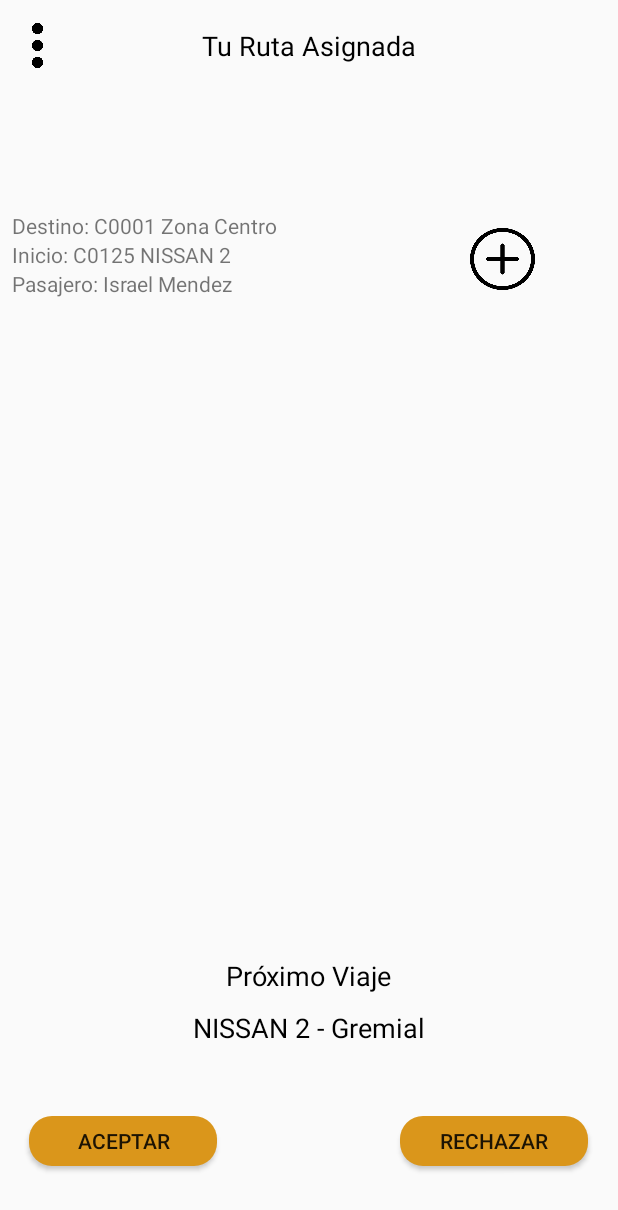
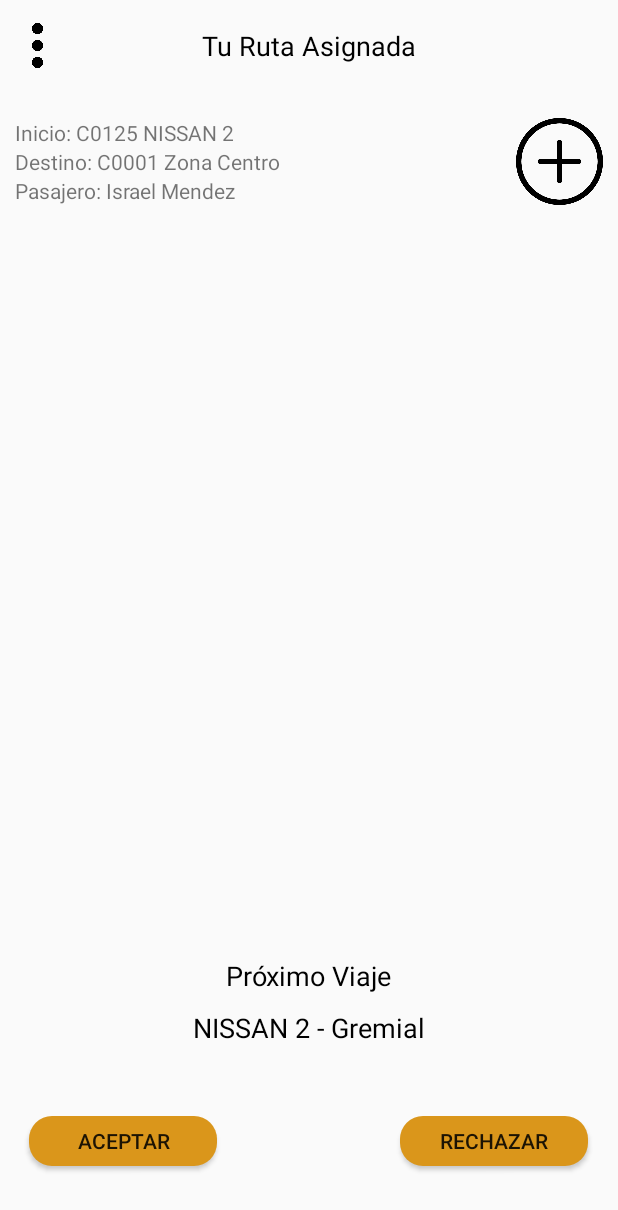
Before and after one commit to VAHYA-SOLUCIONES/Proyecto-TE, an Android app: the Ruta screen opened directly, with no data from a screen before it, on a phone screen of 412 x 824 dp. Shown: the top 1210 px of the screen. Run offline under Robolectric (Android 15) with nearby library versions, the phone set to English and light mode, and no system bars.

Commit message:
Update con APK y 2 marcadores en mapa, pantallas responsivas para diferents resoluciones también

```diff
--- a/TaxiExpress2/app/build.gradle
+++ b/TaxiExpress2/app/build.gradle
@@ -22,7 +22,10 @@ android {
             proguardFiles getDefaultProguardFile('proguard-android-optimize.txt'), 'proguard-rules.pro'
         }
     }
-
+    /*compileOptions {
+        sourceCompatibility JavaVersion.VERSION_1_8
+        targetCompatibility JavaVersion.VERSION_1_8
+    }*/ // Por si sale un error
 }
 
 dependencies {
@@ -36,4 +39,7 @@ dependencies {
     testImplementation 'junit:junit:4.12'
     androidTestImplementation 'androidx.test.ext:junit:1.1.1'
     androidTestImplementation 'androidx.test.espresso:espresso-core:3.2.0'
+
+    //Mapbox dependences
+    //implementation 'com.mapbox.mapboxsdk:mapbox-android-sdk:9.0.0'
 }
--- a/TaxiExpress2/app/src/main/java/com/example/taxiexpress2/Login.kt
+++ b/TaxiExpress2/app/src/main/java/com/example/taxiexpress2/Login.kt
@@ -28,12 +28,17 @@ class Login : AppCompatActivity() {
         btnIngresar.setOnClickListener {
             username = editTextUser?.text.toString()
             password = editTextContra?.text.toString()
+
             if (username == "Juan" && password == "1234"){
                 bienvenida.putExtra("Nombre",username)//Envio de datos al siguiente Activity mediante Intent=bienvenida
                 startActivity(bienvenida) //start Activity
                 finish()//Cierra la Actividad
             }
             else Toast.makeText(this,"Usuario o contraseña incorrecto",Toast.LENGTH_SHORT).show()
+
+            bienvenida.putExtra("Nombre",username)//Envio de datos al siguiente Activity mediante Intent=bienvenida
+            //startActivity(bienvenida) //start Activity
+            //finish()//Cierra la Actividad
         }
         //para mostrar/esconder el password
         showcontra.setOnClickListener{
--- a/TaxiExpress2/app/src/main/java/com/example/taxiexpress2/MapaViajes.kt
+++ b/TaxiExpress2/app/src/main/java/com/example/taxiexpress2/MapaViajes.kt
@@ -1,6 +1,7 @@
 package com.example.taxiexpress2
 
 import android.content.pm.PackageManager
+import android.graphics.Color
 import android.location.Location
 import androidx.appcompat.app.AppCompatActivity
 import android.os.Bundle
@@ -12,10 +13,7 @@ import com.google.android.gms.maps.CameraUpdateFactory
 import com.google.android.gms.maps.GoogleMap
 import com.google.android.gms.maps.OnMapReadyCallback
 import com.google.android.gms.maps.SupportMapFragment
-import com.google.android.gms.maps.model.BitmapDescriptorFactory
-import com.google.android.gms.maps.model.LatLng
-import com.google.android.gms.maps.model.Marker
-import com.google.android.gms.maps.model.MarkerOptions
+import com.google.android.gms.maps.model.*
 import java.sql.ClientInfoStatus
 
 class MapaViajes : AppCompatActivity(), OnMapReadyCallback, GoogleMap.OnMarkerClickListener {
@@ -54,7 +52,7 @@ class MapaViajes : AppCompatActivity(), OnMapReadyCallback, GoogleMap.OnMarkerCl
     override fun onMapReady(googleMap: GoogleMap) {
         mMap = googleMap
         // Add a marker in Sydney and move the camera
-        /*val sydney = LatLng(-34.0, 151.0)
+        /*val sydney = LatLng(-34.0, 151.0)}
         mMap.addMarker(MarkerOptions().position(sydney).title("Marker in Sydney"))
         mMap.moveCamera(CameraUpdateFactory.newLatLng(sydney))*/
         mMap.setOnMarkerClickListener(this)
@@ -67,6 +65,12 @@ class MapaViajes : AppCompatActivity(), OnMapReadyCallback, GoogleMap.OnMarkerCl
         markerOptions.icon(BitmapDescriptorFactory.defaultMarker(BitmapDescriptorFactory.HUE_ORANGE))//naranja
 
         mMap.addMarker(markerOptions) //Posiciona marcador en donde se pasa el parámetro
+        //experimento
+        //val Eli = LatLng(21.8945755, -102.25574)
+        val Nissan = LatLng(21.7386577, -102.2803625)
+        //mMap.addMarker(MarkerOptions().position(Eli).title("Baka"))
+        mMap.addMarker(MarkerOptions().position(Nissan).title("Nissan 2"))
+        //experimento
     }
     private fun setUpMap() {//checa que tengamos los permisos, sino lo pide
         if (ActivityCompat.checkSelfPermission(this,
@@ -83,7 +87,7 @@ class MapaViajes : AppCompatActivity(), OnMapReadyCallback, GoogleMap.OnMarkerCl
                 lastLocation = location
                 val currentLatLong = LatLng(location.latitude, location.longitude)
                 placeMarker(currentLatLong)
-                mMap.animateCamera(CameraUpdateFactory.newLatLngZoom(currentLatLong, 13f))
+                mMap.animateCamera(CameraUpdateFactory.newLatLngZoom(currentLatLong, 11f))
                 //Valores de 0 a 20, 0 = sin Zoom, 20 = lo más cerca
             }
         }
--- a/TaxiExpress2/app/src/main/res/layout/activity_ruta.xml
+++ b/TaxiExpress2/app/src/main/res/layout/activity_ruta.xml
@@ -77,70 +77,42 @@
         app:layout_constraintStart_toStartOf="parent"
         app:layout_constraintTop_toBottomOf="@+id/textView9" />
 
-    <LinearLayout
-        android:layout_width="0dp"
-        android:layout_height="377dp"
-        android:orientation="vertical"
-        app:layout_constraintBottom_toBottomOf="parent"
+    <Button
+        android:id="@+id/btnMapa1"
+        android:layout_width="58dp"
+        android:layout_height="58dp"
+        android:layout_marginEnd="10dp"
+        android:background="@drawable/more"
+        app:layout_constraintBottom_toBottomOf="@+id/textView13"
         app:layout_constraintEnd_toEndOf="parent"
-        app:layout_constraintHorizontal_bias="0.0"
-        app:layout_constraintStart_toStartOf="parent"
-        app:layout_constraintTop_toTopOf="parent"
-        app:layout_constraintVertical_bias="0.315">
-
-        <LinearLayout
-            android:layout_width="match_parent"
-            android:layout_height="65dp"
-            android:orientation="horizontal">
-
-            <LinearLayout
-                android:layout_width="8dp"
-                android:layout_height="match_parent"
-                android:orientation="horizontal"></LinearLayout>
-
-            <LinearLayout
-                android:layout_width="305dp"
-                android:layout_height="match_parent"
-                android:orientation="vertical">
+        app:layout_constraintTop_toTopOf="@+id/textView11" />
 
     <TextView
         android:id="@+id/textView12"
-                    android:layout_width="349dp"
+        android:layout_width="280dp"
         android:layout_height="wrap_content"
-                    android:text="Destino: C0001 Zona Centro" />
+        android:text="Destino: C0001 Zona Centro"
+        app:layout_constraintEnd_toEndOf="@+id/textView11"
+        app:layout_constraintStart_toStartOf="@+id/textView11"
+        app:layout_constraintTop_toBottomOf="@+id/textView11" />
 
     <TextView
         android:id="@+id/textView11"
-                    android:layout_width="349dp"
+        android:layout_width="280dp"
         android:layout_height="wrap_content"
-                    android:text="Inicio: C0125 NISSAN 2" />
+        android:layout_marginStart="10dp"
+        android:layout_marginTop="36dp"
+        android:text="Inicio: C0125 NISSAN 2"
+        app:layout_constraintStart_toStartOf="parent"
+        app:layout_constraintTop_toBottomOf="@+id/textView5" />
 
     <TextView
         android:id="@+id/textView13"
-                    android:layout_width="349dp"
+        android:layout_width="280dp"
         android:layout_height="wrap_content"
-                    android:text="Pasajero: Israel Mendez" />
-
-            </LinearLayout>
-
-            <LinearLayout
-                android:layout_width="46dp"
-                android:layout_height="match_parent"
-                android:orientation="vertical">
-
-                <Space
-                    android:layout_width="match_parent"
-                    android:layout_height="11dp" />
-
-                <Button
-                    android:id="@+id/btnMapa1"
-                    android:layout_width="43dp"
-                    android:layout_height="41dp"
-                    android:background="@drawable/more" />
-            </LinearLayout>
-
-        </LinearLayout>
-
-    </LinearLayout>
+        android:text="Pasajero: Israel Mendez"
+        app:layout_constraintEnd_toEndOf="@+id/textView12"
+        app:layout_constraintStart_toStartOf="@+id/textView12"
+        app:layout_constraintTop_toBottomOf="@+id/textView12" />
 
 </androidx.constraintlayout.widget.ConstraintLayout>
--- a/TaxiExpress2/app/src/main/res/values/strings.xml
+++ b/TaxiExpress2/app/src/main/res/values/strings.xml
@@ -14,4 +14,5 @@
     <string name="app_rechazar">Rechazar</string>
     <string name="app_detalles">Detalles:</string>
     <string name="title_activity_mapa_viajes">Map</string>
+    <string name="access_token">pk.eyJ1IjoiYXJrYWRpIiwiYSI6ImNrOGJ6b2o0bTBid2sza283azg4d2JsYWYifQ._ubT8kqm_s3XO9124SPK8Q</string>
 </resources>
--- a/TaxiExpress2/build.gradle
+++ b/TaxiExpress2/build.gradle
@@ -5,7 +5,7 @@ buildscript {
     repositories {
         google()
         jcenter()
-
+        //mavenCentral() //agregado para Mapbox
     }
     dependencies {
         classpath 'com.android.tools.build:gradle:3.6.1'
```
Also changed, not shown: TaxiExpress2/app/src/main/res/mipmap-hdpi/ic_launcher_round.png, TaxiExpress2/app/src/main/res/mipmap-mdpi/ic_launcher_round.png, TaxiExpress2/app/src/main/res/mipmap-xhdpi/ic_launcher_round.png, TaxiExpress2/app/src/main/res/mipmap-xxhdpi/ic_launcher_round.png, TaxiExpress2/app/src/main/res/mipmap-xxxhdpi/ic_launcher_round.png. Lines whose indentation alone changed are shown as unchanged.
